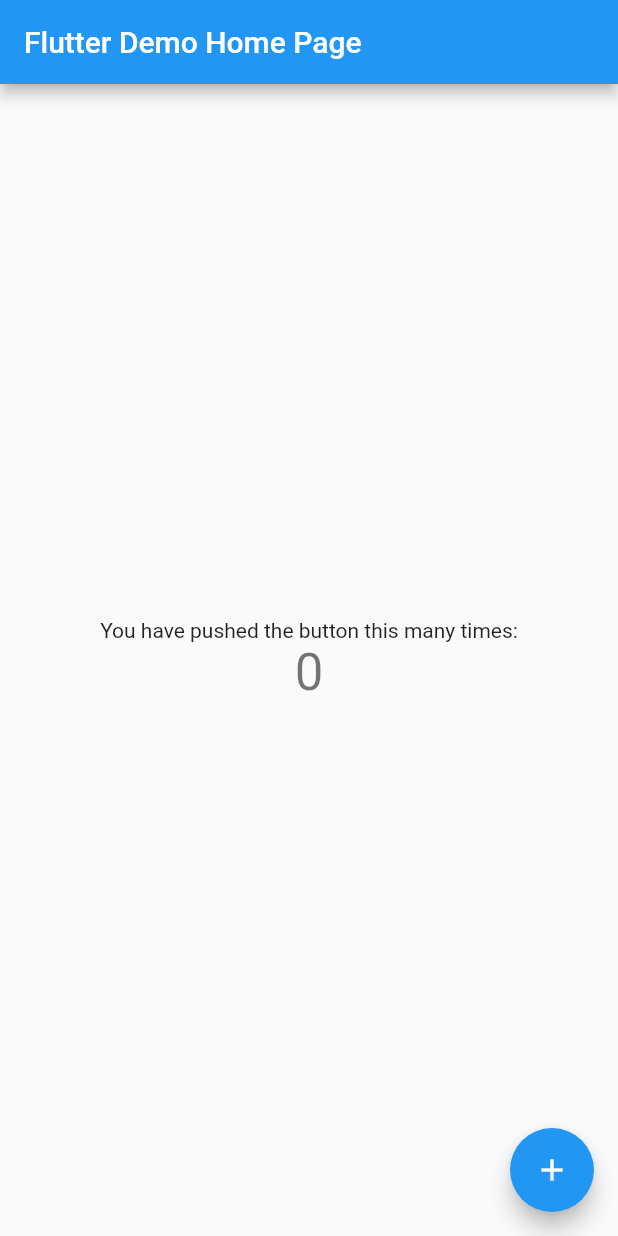
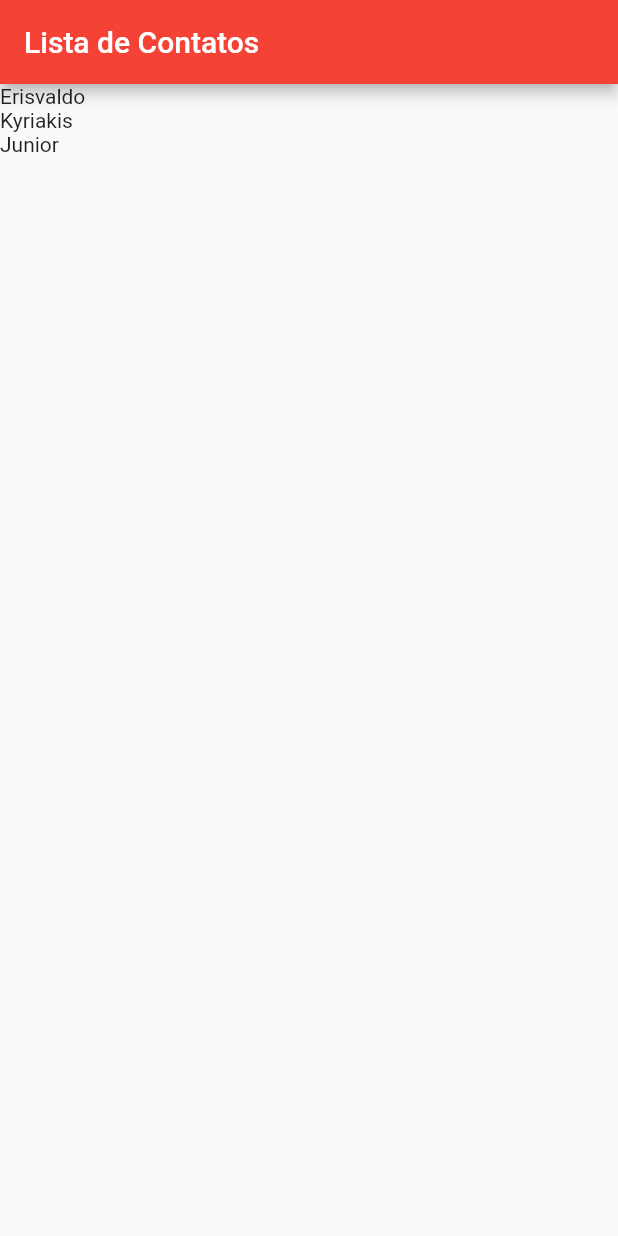
Before and after one commit to ErisvaldoCorreia/users_todo, a Flutter app: the screen it shows after launch, on a phone screen of 412 x 824 dp. Run offline on Flutter 3.47's test engine with Material 2 defaults, Android fonts, the phone set to English and light mode, and no system bars.

Commit message:
criando lista base

```diff
--- a/lib/main.dart
+++ b/lib/main.dart
@@ -1,4 +1,5 @@
 import 'package:flutter/material.dart';
+import 'package:users_todo/views/pages/user_list.dart';
 
 void main() {
   runApp(MyApp());
@@ -10,104 +11,11 @@ class MyApp extends StatelessWidget {
   Widget build(BuildContext context) {
     return MaterialApp(
       title: 'Flutter Demo',
+      debugShowCheckedModeBanner: false,
       theme: ThemeData(
-        // This is the theme of your application.
-        //
-        // Try running your application with "flutter run". You'll see the
-        // application has a blue toolbar. Then, without quitting the app, try
-        // changing the primarySwatch below to Colors.green and then invoke
-        // "hot reload" (press "r" in the console where you ran "flutter run",
-        // or simply save your changes to "hot reload" in a Flutter IDE).
-        // Notice that the counter didn't reset back to zero; the application
-        // is not restarted.
-        primarySwatch: Colors.blue,
+        primarySwatch: Colors.red,
       ),
-      home: MyHomePage(title: 'Flutter Demo Home Page'),
+      home: UserList(),
     );
   }
 }
-
-class MyHomePage extends StatefulWidget {
-  MyHomePage({Key key, this.title}) : super(key: key);
-
-  // This widget is the home page of your application. It is stateful, meaning
-  // that it has a State object (defined below) that contains fields that affect
-  // how it looks.
-
-  // This class is the configuration for the state. It holds the values (in this
-  // case the title) provided by the parent (in this case the App widget) and
-  // used by the build method of the State. Fields in a Widget subclass are
-  // always marked "final".
-
-  final String title;
-
-  @override
-  _MyHomePageState createState() => _MyHomePageState();
-}
-
-class _MyHomePageState extends State<MyHomePage> {
-  int _counter = 0;
-
-  void _incrementCounter() {
-    setState(() {
-      // This call to setState tells the Flutter framework that something has
-      // changed in this State, which causes it to rerun the build method below
-      // so that the display can reflect the updated values. If we changed
-      // _counter without calling setState(), then the build method would not be
-      // called again, and so nothing would appear to happen.
-      _counter++;
-    });
-  }
-
-  @override
-  Widget build(BuildContext context) {
-    // This method is rerun every time setState is called, for instance as done
-    // by the _incrementCounter method above.
-    //
-    // The Flutter framework has been optimized to make rerunning build methods
-    // fast, so that you can just rebuild anything that needs updating rather
-    // than having to individually change instances of widgets.
-    return Scaffold(
-      appBar: AppBar(
-        // Here we take the value from the MyHomePage object that was created by
-        // the App.build method, and use it to set our appbar title.
-        title: Text(widget.title),
-      ),
-      body: Center(
-        // Center is a layout widget. It takes a single child and positions it
-        // in the middle of the parent.
-        child: Column(
-          // Column is also a layout widget. It takes a list of children and
-          // arranges them vertically. By default, it sizes itself to fit its
-          // children horizontally, and tries to be as tall as its parent.
-          //
-          // Invoke "debug painting" (press "p" in the console, choose the
-          // "Toggle Debug Paint" action from the Flutter Inspector in Android
-          // Studio, or the "Toggle Debug Paint" command in Visual Studio Code)
-          // to see the wireframe for each widget.
-          //
-          // Column has various properties to control how it sizes itself and
-          // how it positions its children. Here we use mainAxisAlignment to
-          // center the children vertically; the main axis here is the vertical
-          // axis because Columns are vertical (the cross axis would be
-          // horizontal).
-          mainAxisAlignment: MainAxisAlignment.center,
-          children: <Widget>[
-            Text(
-              'You have pushed the button this many times:',
-            ),
-            Text(
-              '$_counter',
-              style: Theme.of(context).textTheme.headline4,
-            ),
-          ],
-        ),
-      ),
-      floatingActionButton: FloatingActionButton(
-        onPressed: _incrementCounter,
-        tooltip: 'Increment',
-        child: Icon(Icons.add),
-      ), // This trailing comma makes auto-formatting nicer for build methods.
-    );
-  }
-}
--- /dev/null
+++ b/lib/views/pages/user_list.dart
@@ -0,0 +1,20 @@
+import 'package:flutter/material.dart';
+import 'package:users_todo/data/mock_users.dart';
+
+class UserList extends StatelessWidget {
+  @override
+  Widget build(BuildContext context) {
+    const users = {...MOCK_USERS};
+
+    return Scaffold(
+      appBar: AppBar(
+        title: Text('Lista de Contatos'),
+      ),
+      body: ListView.builder(
+        itemCount: users.length,
+        itemBuilder: (context, indice) =>
+            Text(users.values.elementAt(indice).name),
+      ),
+    );
+  }
+}
```
